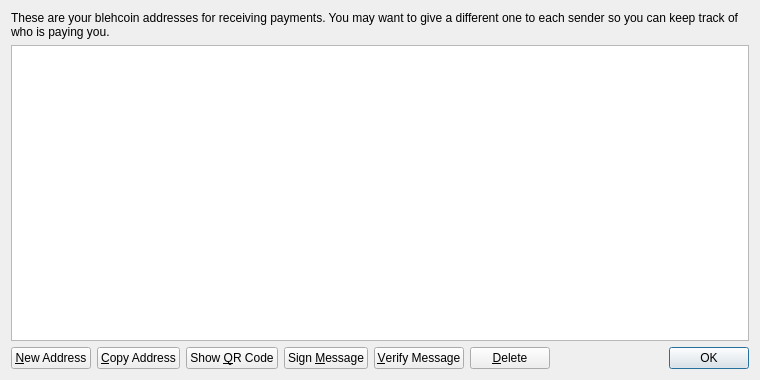
Above: src/qt/forms/addressbookpage.ui from shitcoin/shitcoin before the change. Below: the same form after it.
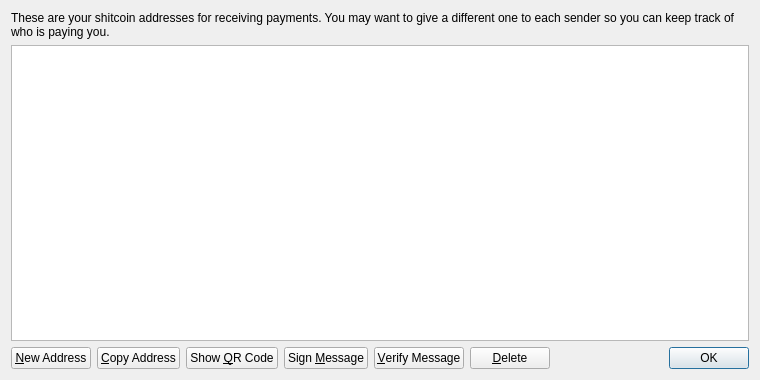
That is the form after the change. Icons and pictures are not drawn.

```diff
--- a/src/qt/forms/addressbookpage.ui
+++ b/src/qt/forms/addressbookpage.ui
@@ -17,7 +17,7 @@
    <item>
     <widget class="QLabel" name="labelExplanation">
      <property name="text">
-      <string>These are your blehcoin addresses for receiving payments. You may want to give a different one to each sender so you can keep track of who is paying you.</string>
+      <string>These are your shitcoin addresses for receiving payments. You may want to give a different one to each sender so you can keep track of who is paying you.</string>
      </property>
      <property name="textFormat">
       <enum>Qt::PlainText</enum>
```
Left out of the diff: 18 changed lines with no effect on the pictures.
